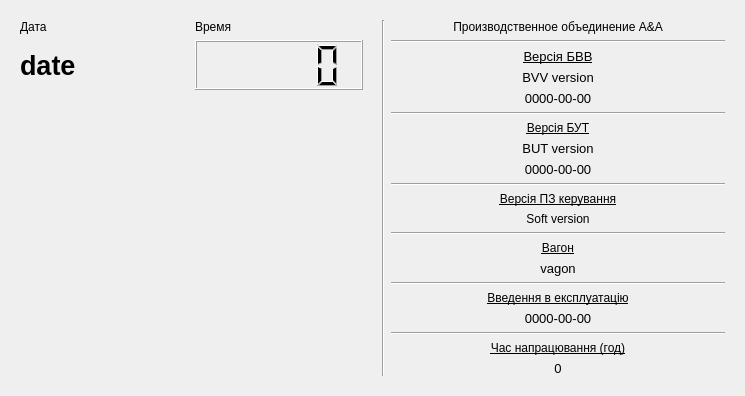
Above: ClimateControlSystem/Frames/CarInformationFrame.ui from Aleksey710/climatecontrolsystem before the change. Below: the same form after it.
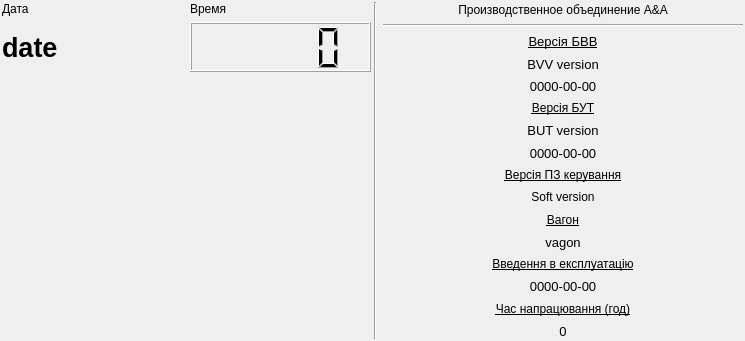
That is the form after the change.

Diff of the .ui file:
```diff
--- a/ClimateControlSystem/Frames/CarInformationFrame.ui
+++ b/ClimateControlSystem/Frames/CarInformationFrame.ui
@@ -7,13 +7,25 @@
     <x>0</x>
     <y>0</y>
     <width>745</width>
-    <height>390</height>
+    <height>341</height>
    </rect>
   </property>
   <property name="windowTitle">
    <string>Form</string>
   </property>
   <layout class="QGridLayout" name="gridLayout_2">
+   <property name="leftMargin">
+    <number>1</number>
+   </property>
+   <property name="topMargin">
+    <number>1</number>
+   </property>
+   <property name="rightMargin">
+    <number>1</number>
+   </property>
+   <property name="bottomMargin">
+    <number>1</number>
+   </property>
    <item row="0" column="0">
     <layout class="QGridLayout" name="gridLayout">
      <property name="spacing">
@@ -22,6 +34,18 @@
      <item row="0" column="0">
       <widget class="QWidget" name="widget" native="true">
        <layout class="QHBoxLayout" name="horizontalLayout_2">
+        <property name="leftMargin">
+         <number>1</number>
+        </property>
+        <property name="topMargin">
+         <number>1</number>
+        </property>
+        <property name="rightMargin">
+         <number>1</number>
+        </property>
+        <property name="bottomMargin">
+         <number>1</number>
+        </property>
         <item>
          <layout class="QGridLayout" name="gridLayout_3">
           <item row="0" column="0">
@@ -83,94 +107,21 @@
      <item row="0" column="1">
       <widget class="QWidget" name="widget_2" native="true">
        <layout class="QGridLayout" name="gridLayout_5">
+        <property name="leftMargin">
+         <number>1</number>
+        </property>
+        <property name="topMargin">
+         <number>1</number>
+        </property>
+        <property name="rightMargin">
+         <number>1</number>
+        </property>
+        <property name="bottomMargin">
+         <number>1</number>
+        </property>
         <item row="0" column="1">
          <layout class="QGridLayout" name="gridLayout_4">
-          <item row="20" column="0">
-           <widget class="QLabel" name="lbWorkTime">
-            <property name="font">
-             <font>
-              <pointsize>10</pointsize>
-              <weight>50</weight>
-              <bold>false</bold>
-             </font>
-            </property>
-            <property name="layoutDirection">
-             <enum>Qt::LeftToRight</enum>
-            </property>
-            <property name="text">
-             <string>0</string>
-            </property>
-            <property name="alignment">
-             <set>Qt::AlignCenter</set>
-            </property>
-           </widget>
-          </item>
-          <item row="9" column="0">
-           <widget class="Line" name="line_3">
-            <property name="orientation">
-             <enum>Qt::Horizontal</enum>
-            </property>
-           </widget>
-          </item>
-          <item row="16" column="0">
-           <widget class="QLabel" name="label_9">
-            <property name="font">
-             <font>
-              <underline>true</underline>
-             </font>
-            </property>
-            <property name="layoutDirection">
-             <enum>Qt::LeftToRight</enum>
-            </property>
-            <property name="text">
-             <string>Введення в експлуатацiю</string>
-            </property>
-            <property name="alignment">
-             <set>Qt::AlignCenter</set>
-            </property>
-           </widget>
-          </item>
-          <item row="7" column="0">
-           <widget class="QLabel" name="lbButVersion">
-            <property name="font">
-             <font>
-              <pointsize>10</pointsize>
-              <weight>50</weight>
-              <bold>false</bold>
-             </font>
-            </property>
-            <property name="layoutDirection">
-             <enum>Qt::LeftToRight</enum>
-            </property>
-            <property name="text">
-             <string>BUT version</string>
-            </property>
-            <property name="alignment">
-             <set>Qt::AlignCenter</set>
-            </property>
-           </widget>
-          </item>
-          <item row="17" column="0">
-           <widget class="QLabel" name="lbStartUseDate">
-            <property name="font">
-             <font>
-              <pointsize>10</pointsize>
-              <weight>50</weight>
-              <bold>false</bold>
-             </font>
-            </property>
-            <property name="layoutDirection">
-             <enum>Qt::LeftToRight</enum>
-            </property>
-            <property name="text">
-             <string>0000-00-00</string>
-            </property>
-            <property name="alignment">
-             <set>Qt::AlignCenter</set>
-            </property>
-           </widget>
-          </item>
-          <item row="19" column="0">
+          <item row="14" column="0">
            <widget class="QLabel" name="label_10">
             <property name="font">
              <font>
@@ -189,19 +140,26 @@
            </widget>
           </item>
           <item row="11" column="0">
-           <widget class="QLabel" name="lbSoftVersion">
+           <widget class="QLabel" name="lbVagon">
+            <property name="font">
+             <font>
+              <pointsize>10</pointsize>
+              <weight>50</weight>
+              <bold>false</bold>
+             </font>
+            </property>
             <property name="layoutDirection">
              <enum>Qt::LeftToRight</enum>
             </property>
             <property name="text">
-             <string>Soft version</string>
+             <string>vagon</string>
             </property>
             <property name="alignment">
              <set>Qt::AlignCenter</set>
             </property>
            </widget>
           </item>
-          <item row="8" column="0">
+          <item row="7" column="0">
            <widget class="QLabel" name="lbButDateVersion">
             <property name="font">
              <font>
@@ -221,27 +179,27 @@
             </property>
            </widget>
           </item>
-          <item row="4" column="0">
-           <widget class="QLabel" name="lbBvvDateVersion">
-            <property name="font">
-             <font>
-              <pointsize>10</pointsize>
-              <weight>50</weight>
-              <bold>false</bold>
-             </font>
-            </property>
-            <property name="layoutDirection">
-             <enum>Qt::LeftToRight</enum>
-            </property>
-            <property name="text">
-             <string>0000-00-00</string>
-            </property>
-            <property name="alignment">
-             <set>Qt::AlignCenter</set>
-            </property>
-           </widget>
-          </item>
           <item row="6" column="0">
+           <widget class="QLabel" name="lbButVersion">
+            <property name="font">
+             <font>
+              <pointsize>10</pointsize>
+              <weight>50</weight>
+              <bold>false</bold>
+             </font>
+            </property>
+            <property name="layoutDirection">
+             <enum>Qt::LeftToRight</enum>
+            </property>
+            <property name="text">
+             <string>BUT version</string>
+            </property>
+            <property name="alignment">
+             <set>Qt::AlignCenter</set>
+            </property>
+           </widget>
+          </item>
+          <item row="5" column="0">
            <widget class="QLabel" name="label_6">
             <property name="font">
              <font>
@@ -259,20 +217,36 @@
             </property>
            </widget>
           </item>
-          <item row="14" column="0">
-           <widget class="QLabel" name="lbVagon">
+          <item row="8" column="0">
+           <widget class="QLabel" name="label_8">
             <property name="font">
              <font>
-              <pointsize>10</pointsize>
-              <weight>50</weight>
-              <bold>false</bold>
+              <underline>true</underline>
              </font>
             </property>
             <property name="layoutDirection">
              <enum>Qt::LeftToRight</enum>
             </property>
             <property name="text">
-             <string>vagon</string>
+             <string>Версiя ПЗ керування</string>
+            </property>
+            <property name="alignment">
+             <set>Qt::AlignCenter</set>
+            </property>
+           </widget>
+          </item>
+          <item row="12" column="0">
+           <widget class="QLabel" name="label_9">
+            <property name="font">
+             <font>
+              <underline>true</underline>
+             </font>
+            </property>
+            <property name="layoutDirection">
+             <enum>Qt::LeftToRight</enum>
+            </property>
+            <property name="text">
+             <string>Введення в експлуатацiю</string>
             </property>
             <property name="alignment">
              <set>Qt::AlignCenter</set>
@@ -280,19 +254,116 @@
            </widget>
           </item>
           <item row="15" column="0">
-           <widget class="Line" name="line_4">
-            <property name="orientation">
-             <enum>Qt::Horizontal</enum>
+           <widget class="QLabel" name="lbWorkTime">
+            <property name="font">
+             <font>
+              <pointsize>10</pointsize>
+              <weight>50</weight>
+              <bold>false</bold>
+             </font>
             </property>
+            <property name="layoutDirection">
+             <enum>Qt::LeftToRight</enum>
+            </property>
+            <property name="text">
+             <string>0</string>
+            </property>
+            <property name="alignment">
+             <set>Qt::AlignCenter</set>
+            </property>
            </widget>
           </item>
-          <item row="5" column="0">
-           <widget class="Line" name="line">
+          <item row="4" column="0">
+           <widget class="QLabel" name="lbBvvDateVersion">
+            <property name="font">
+             <font>
+              <pointsize>10</pointsize>
+              <weight>50</weight>
+              <bold>false</bold>
+             </font>
+            </property>
+            <property name="layoutDirection">
+             <enum>Qt::LeftToRight</enum>
+            </property>
+            <property name="text">
+             <string>0000-00-00</string>
+            </property>
+            <property name="alignment">
+             <set>Qt::AlignCenter</set>
+            </property>
+           </widget>
+          </item>
+          <item row="10" column="0">
+           <widget class="QLabel" name="label_7">
+            <property name="font">
+             <font>
+              <underline>true</underline>
+             </font>
+            </property>
+            <property name="layoutDirection">
+             <enum>Qt::LeftToRight</enum>
+            </property>
+            <property name="text">
+             <string>Вагон</string>
+            </property>
+            <property name="alignment">
+             <set>Qt::AlignCenter</set>
+            </property>
+           </widget>
+          </item>
+          <item row="1" column="0">
+           <widget class="Line" name="line_2">
             <property name="orientation">
              <enum>Qt::Horizontal</enum>
             </property>
            </widget>
           </item>
+          <item row="3" column="0">
+           <widget class="QLabel" name="lbBvvVersion">
+            <property name="font">
+             <font>
+              <pointsize>10</pointsize>
+              <weight>50</weight>
+              <bold>false</bold>
+             </font>
+            </property>
+            <property name="layoutDirection">
+             <enum>Qt::LeftToRight</enum>
+            </property>
+            <property name="text">
+             <string>BVV version</string>
+            </property>
+            <property name="alignment">
+             <set>Qt::AlignCenter</set>
+            </property>
+           </widget>
+          </item>
+          <item row="9" column="0">
+           <widget class="QLabel" name="lbSoftVersion">
+            <property name="layoutDirection">
+             <enum>Qt::LeftToRight</enum>
+            </property>
+            <property name="text">
+             <string>Soft version</string>
+            </property>
+            <property name="alignment">
+             <set>Qt::AlignCenter</set>
+            </property>
+           </widget>
+          </item>
+          <item row="0" column="0">
+           <widget class="QLabel" name="lbCompany">
+            <property name="layoutDirection">
+             <enum>Qt::LeftToRight</enum>
+            </property>
+            <property name="text">
+             <string>Производственное объединение A&amp;A</string>
+            </property>
+            <property name="alignment">
+             <set>Qt::AlignCenter</set>
+            </property>
+           </widget>
+          </item>
           <item row="2" column="0">
            <widget class="QLabel" name="label_4">
             <property name="font">
@@ -316,96 +387,26 @@
             </property>
            </widget>
           </item>
-          <item row="3" column="0">
-           <widget class="QLabel" name="lbBvvVersion">
-            <property name="font">
-             <font>
-              <pointsize>10</pointsize>
-              <weight>50</weight>
-              <bold>false</bold>
-             </font>
-            </property>
-            <property name="layoutDirection">
-             <enum>Qt::LeftToRight</enum>
-            </property>
-            <property name="text">
-             <string>BVV version</string>
-            </property>
-            <property name="alignment">
-             <set>Qt::AlignCenter</set>
-            </property>
-           </widget>
-          </item>
           <item row="13" column="0">
-           <widget class="QLabel" name="label_7">
+           <widget class="QLabel" name="lbStartUseDate">
             <property name="font">
              <font>
-              <underline>true</underline>
+              <pointsize>10</pointsize>
+              <weight>50</weight>
+              <bold>false</bold>
              </font>
             </property>
             <property name="layoutDirection">
              <enum>Qt::LeftToRight</enum>
             </property>
             <property name="text">
-             <string>Вагон</string>
+             <string>0000-00-00</string>
             </property>
             <property name="alignment">
              <set>Qt::AlignCenter</set>
             </property>
            </widget>
           </item>
-          <item row="10" column="0">
-           <widget class="QLabel" name="label_8">
-            <property name="font">
-             <font>
-              <underline>true</underline>
-             </font>
-            </property>
-            <property name="layoutDirection">
-             <enum>Qt::LeftToRight</enum>
-            </property>
-            <property name="text">
-             <string>Версiя ПЗ керування</string>
-            </property>
-            <property name="alignment">
-             <set>Qt::AlignCenter</set>
-            </property>
-           </widget>
-          </item>
-          <item row="12" column="0">
-           <widget class="Line" name="line_6">
-            <property name="orientation">
-             <enum>Qt::Horizontal</enum>
-            </property>
-           </widget>
-          </item>
-          <item row="0" column="0">
-           <widget class="QLabel" name="lbCompany">
-            <property name="layoutDirection">
-             <enum>Qt::LeftToRight</enum>
-            </property>
-            <property name="text">
-             <string>Производственное объединение A&amp;A</string>
-            </property>
-            <property name="alignment">
-             <set>Qt::AlignCenter</set>
-            </property>
-           </widget>
-          </item>
-          <item row="1" column="0">
-           <widget class="Line" name="line_2">
-            <property name="orientation">
-             <enum>Qt::Horizontal</enum>
-            </property>
-           </widget>
-          </item>
-          <item row="18" column="0">
-           <widget class="Line" name="line_12">
-            <property name="orientation">
-             <enum>Qt::Horizontal</enum>
-            </property>
-           </widget>
-          </item>
          </layout>
         </item>
         <item row="0" column="0">
```
